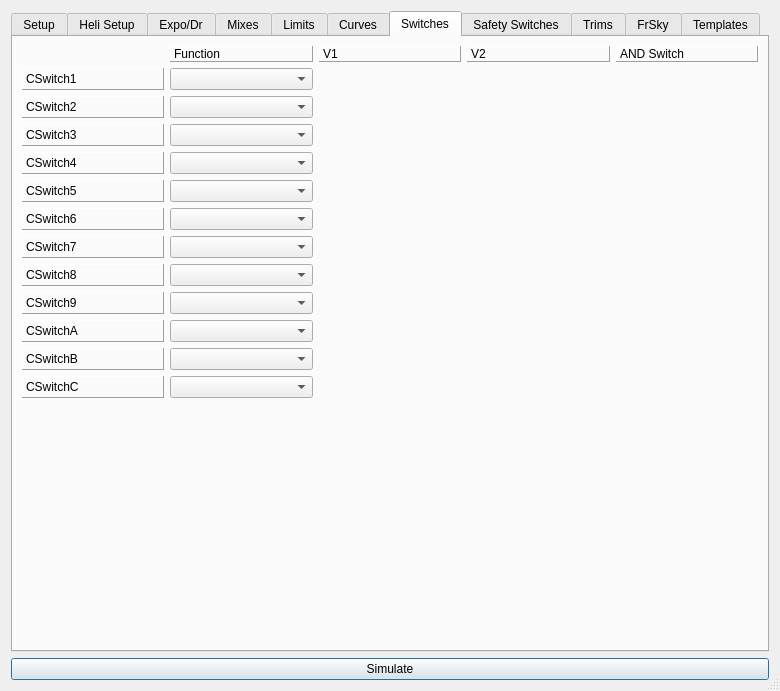
Qt form src/modeledit.ui (xhorizont/eepe) before a commit.
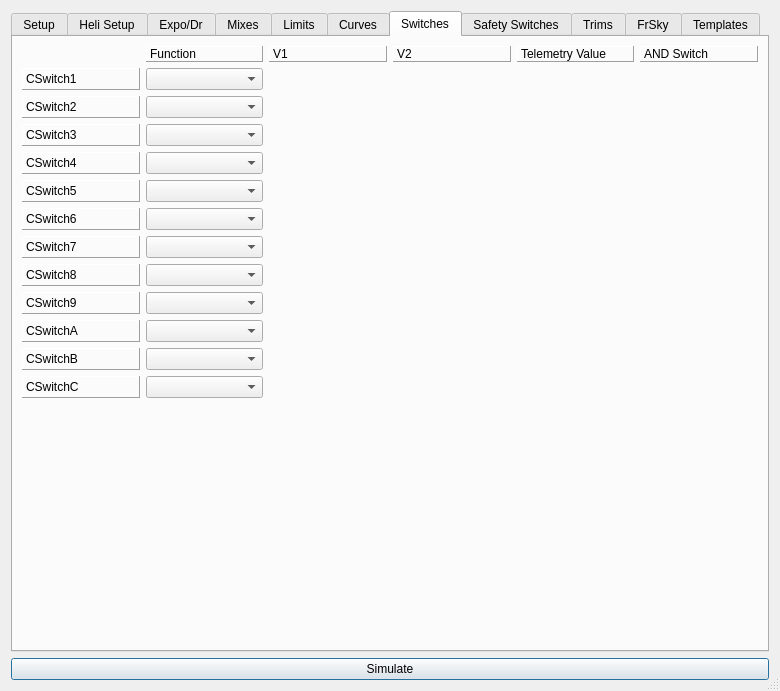
The same form after that commit. The open tabs and pages were chosen to show the change. Icons and pictures are not drawn.

Commit message: 3POS i/p to mixer, Update bug fix, telemetry in custom switches

Diff of the .ui file:
```diff
--- a/src/modeledit.ui
+++ b/src/modeledit.ui
@@ -7767,7 +7767,7 @@
       <attribute name="title">
        <string>Switches</string>
       </attribute>
-      <layout class="QGridLayout" name="gridLayout_8" rowstretch="0,0,0,0,0,0,0,0,0,0,0,0,0,0" columnstretch="0,0,0,0,0">
+      <layout class="QGridLayout" name="gridLayout_8" rowstretch="0,0,0,0,0,0,0,0,0,0,0,0,0,0" columnstretch="0,0,0,0,0,0">
        <item row="1" column="0">
         <widget class="QLabel" name="label_30">
          <property name="frameShape">
@@ -8012,7 +8012,7 @@
        <item row="12" column="1">
         <widget class="QComboBox" name="cswitchFunc_12"/>
        </item>
-       <item row="0" column="4">
+       <item row="0" column="5">
         <widget class="QLabel" name="label_85">
          <property name="frameShape">
           <enum>QFrame::Panel</enum>
@@ -8025,6 +8025,19 @@
          </property>
         </widget>
        </item>
+       <item row="0" column="4">
+        <widget class="QLabel" name="label_92">
+         <property name="frameShape">
+          <enum>QFrame::Panel</enum>
+         </property>
+         <property name="frameShadow">
+          <enum>QFrame::Raised</enum>
+         </property>
+         <property name="text">
+          <string>Telemetry Value</string>
+         </property>
+        </widget>
+       </item>
       </layout>
      </widget>
      <widget class="QWidget" name="tabSafetySwitches">
```
Left out of the diff: 2 changed lines with no effect on the pictures. The commit also changes 10 other files.
